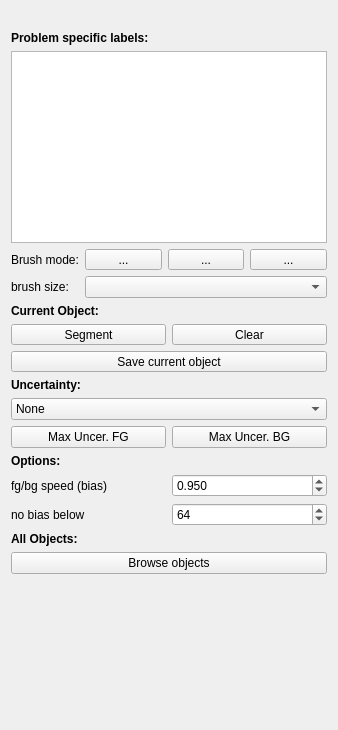
ilastik/ilastik, file ilastik/workflows/carving/carvingDrawer.ui: the form before one commit.
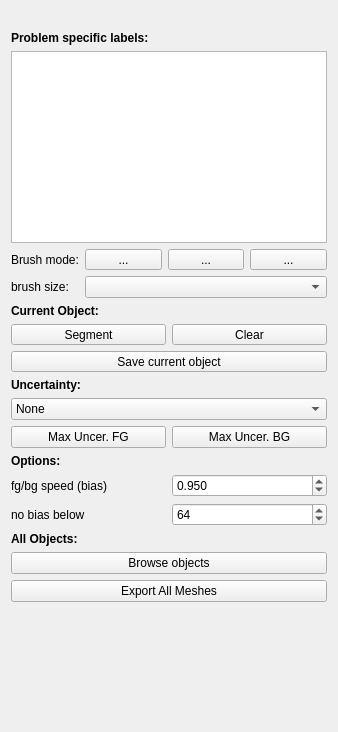
The form after the commit. Icons and pictures are not drawn. Custom widgets are drawn as their Qt base class.

Commit message: Added "Export All Meshes" feature.

The edit to the form file:
```diff
--- a/ilastik/workflows/carving/carvingDrawer.ui
+++ b/ilastik/workflows/carving/carvingDrawer.ui
@@ -7,7 +7,7 @@
     <x>0</x>
     <y>0</y>
     <width>338</width>
-    <height>730</height>
+    <height>732</height>
    </rect>
   </property>
   <property name="sizePolicy">
@@ -355,7 +355,7 @@
     </widget>
    </item>
    <item>
-    <layout class="QHBoxLayout" name="horizontalLayout_5">
+    <layout class="QVBoxLayout" name="verticalLayout_2">
      <item>
       <widget class="QPushButton" name="namesButton">
        <property name="sizePolicy">
@@ -373,6 +373,17 @@
        </property>
       </widget>
      </item>
+     <item>
+      <widget class="QPushButton" name="exportAllMeshesButton">
+       <property name="text">
+        <string>Export All Meshes</string>
+       </property>
+       <property name="icon">
+        <iconset>
+         <normaloff>../../shell/gui/icons/16x16/actions/document-save-as.png</normaloff>../../shell/gui/icons/16x16/actions/document-save-as.png</iconset>
+       </property>
+      </widget>
+     </item>
     </layout>
    </item>
    <item>
```
The commit also changes 1 other file.
